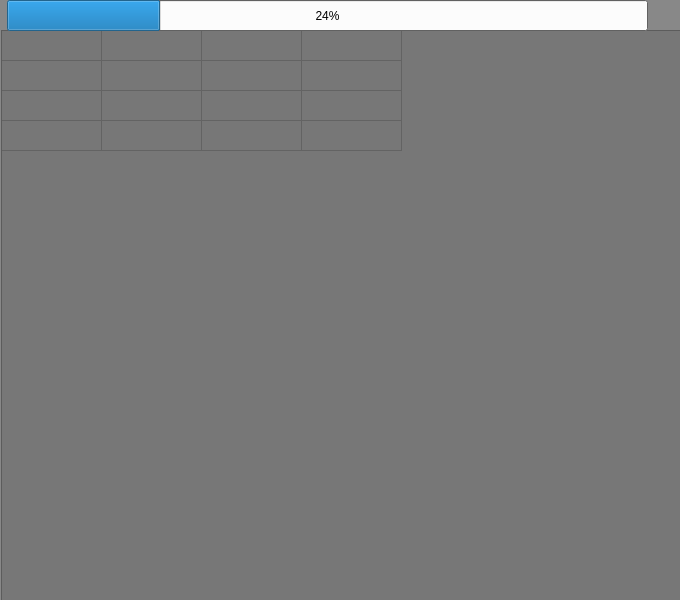
Before: the Qt Designer form frm/pdthumbsel.ui in johcarsmi/picdok, drawn with Qt 5.
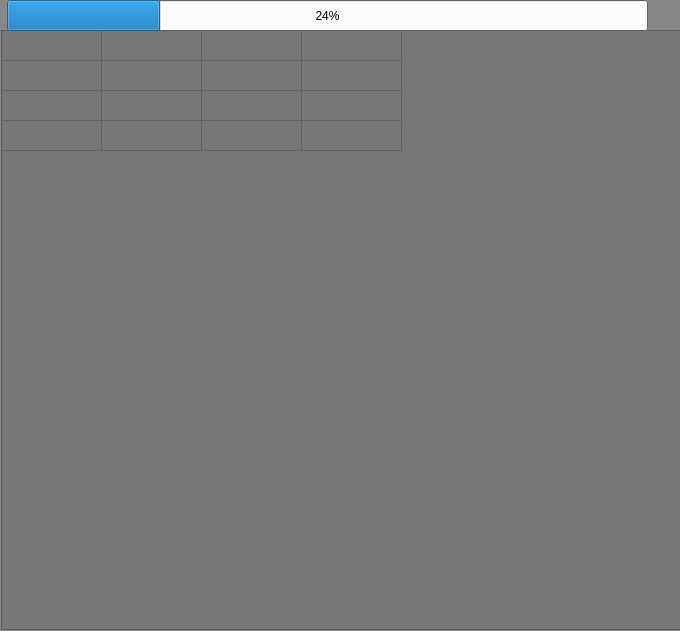
After: the same form once the commit is applied.

Commit message: Resized PdThumbSel form

What changed in the file:
```diff
--- a/frm/pdthumbsel.ui
+++ b/frm/pdthumbsel.ui
@@ -7,13 +7,13 @@
     <x>0</x>
     <y>0</y>
     <width>680</width>
-    <height>600</height>
+    <height>631</height>
    </rect>
   </property>
   <property name="minimumSize">
    <size>
     <width>680</width>
-    <height>600</height>
+    <height>631</height>
    </size>
   </property>
   <property name="palette">
```
The commit also changes 1 other file.
